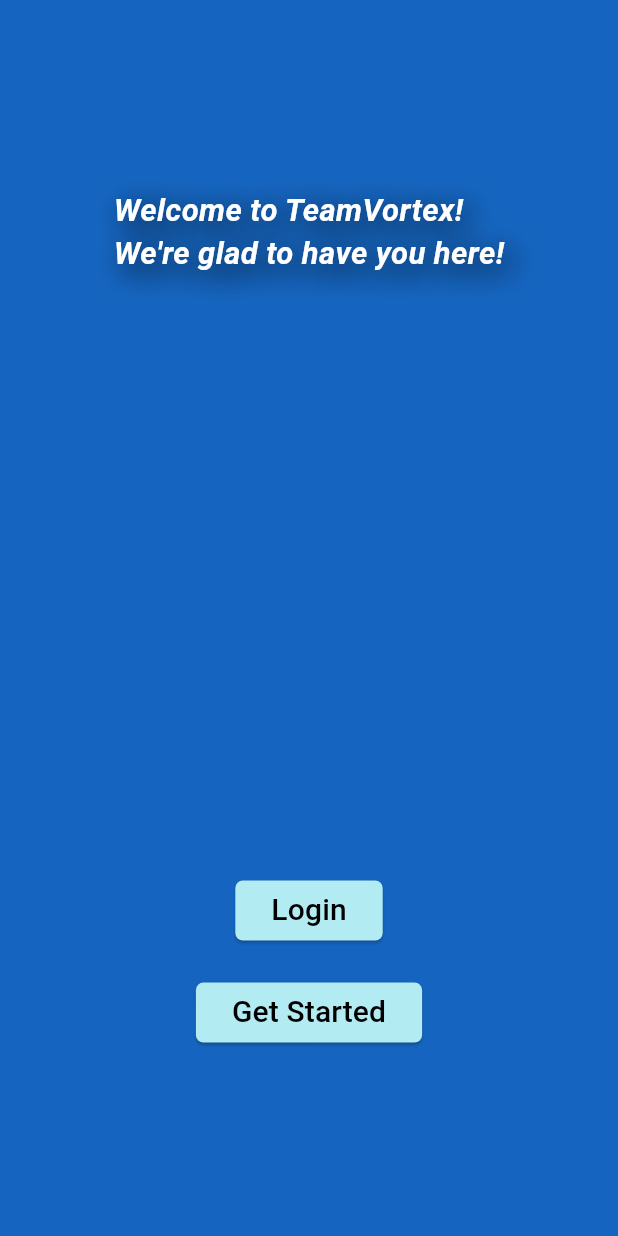
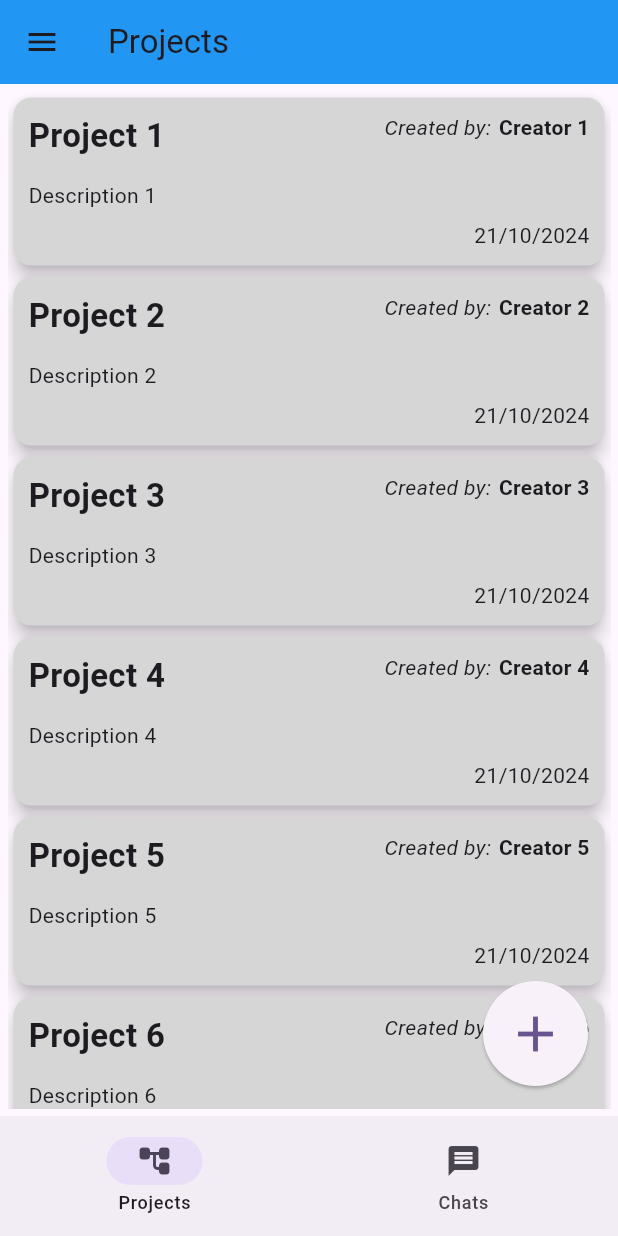
Before and after one commit to aleleotta/TeamVortex, a Flutter app: the screen it shows after launch, on a phone screen of 412 x 824 dp. Run offline on Flutter 3.47's test engine with Material 3 defaults, Android fonts, the phone set to English and light mode, and no system bars; our stand-ins replace cloud_firestore, firebase_auth, firebase_core; accounts and stored records are empty.

Commit message:
Changes: - HomePage has been changed to ProjectsPage. - Temporary static cards have been added into the ListView. - NavigationBar has been implemented. - Logout has been implemented (Still work in progress) - ProjectsViewModel created.

```diff
--- a/lib/main.dart
+++ b/lib/main.dart
@@ -3,7 +3,8 @@
 import 'package:provider/provider.dart';
 import 'package:teamvortex/firebase_options.dart';
 import 'package:teamvortex/viewmodels/login_register_vm.dart';
-import 'package:teamvortex/views/home_page.dart';
+import 'package:teamvortex/viewmodels/projects_vm.dart';
+import 'package:teamvortex/views/projects_page.dart';
 import 'package:teamvortex/views/login_page.dart';
 import 'package:teamvortex/views/register_page.dart';
 import 'package:teamvortex/views/welcome_page.dart';
@@ -23,6 +24,7 @@
     return MultiProvider(
       providers: [
         ChangeNotifierProvider(create: (context) => LoginRegisterViewModel()),
+        ChangeNotifierProvider(create: (context) => ProjectsViewModel()),
       ],
       child: MaterialApp(
       title: 'Flutter Demo',
@@ -30,12 +32,13 @@
         colorScheme: ColorScheme.fromSeed(seedColor: Colors.deepPurple),
         useMaterial3: true,
       ),
-      home: const WelcomePage(),
+      //home: const WelcomePage(),
+      home: const ProjectsPage(), //TEST
 
       // View router for navigation
       routes: {
         "/welcomeView": (context) => const WelcomePage(),
-        "/homeView": (context) => const HomePage(),
+        "/projectsView": (context) => const ProjectsPage(),
         "/loginView": (context) => LoginPage(),
         "/registerView": (context) => RegisterPage(),
       },
--- /dev/null
+++ b/lib/models/entities/Project.dart
@@ -0,0 +1,38 @@
+// ignore_for_file: file_names
+
+class Project {
+  // Attributes
+  String _docId = "";
+  String _title = "";
+  String _description = "";
+  String _creatorRef = "";
+  String _creatorUsername = "";
+  DateTime _creationDate = DateTime.now();
+
+  // Getters
+  String get docId => _docId;
+  String get title => _title;
+  String get description => _description;
+  String get creatorRef => _creatorRef;
+  String get creatorUsername => _creatorUsername;
+  DateTime get creationDate => _creationDate;
+
+  // Setters
+  set title(String title) {
+    if (title.length >= 3) {
+      _title = title;
+    }
+  }
+  set description(String description) => _description = description;
+
+  // Constructors
+  Project({String docId = "", required String title, String description = "", required creatorRef, required creatorUsername, required creationDate}) {
+    _docId = docId;
+    if (title.length >= 3) {
+      _title = title;
+    }
+    _description = description;
+    _creatorRef = creatorRef;
+    _creationDate = creationDate;
+  }
+}
--- /dev/null
+++ b/lib/models/services/firestore_extensions/firestore_projects.dart
@@ -0,0 +1,46 @@
+import 'package:cloud_firestore/cloud_firestore.dart';
+import 'package:teamvortex/models/entities/Project.dart';
+
+class FirestoreProjects {
+  final FirebaseFirestore _firestore = FirebaseFirestore.instance;
+
+  Future<int> createProject(Project project) async {
+    int statusCode = 0;
+    try {
+      await _firestore.collection("projects").add({
+        "title": project.title,
+        "description": project.description,
+        "creatorRef": project.creatorRef,
+        "creationDate": project.creationDate
+      });
+    }
+    catch (err) {
+      statusCode = -1;
+    }
+    return statusCode;
+  }
+
+  Future<List<Project>> getProjects() async {
+    List<Project> projects = [];
+    QuerySnapshot<Map<String, dynamic>>? querySnapshot;
+    try {
+      querySnapshot = await _firestore.collection("projects").get();
+      for (var doc in querySnapshot.docs) {
+        projects.add(
+          Project(
+            docId: doc.id,
+            title: doc.data()["title"],
+            description: doc.data()["description"],
+            creatorRef: doc.data()["creatorRef"],
+            creatorUsername: doc.data()["creatorUsername"],
+            creationDate: doc.data()["creationDate"],
+          )
+        );
+      }
+    }
+    catch (err) {
+      return [];
+    }
+    return projects;
+  }
+}
--- /dev/null
+++ b/lib/viewmodels/projects_vm.dart
@@ -0,0 +1,37 @@
+import 'package:flutter/material.dart';
+import 'package:teamvortex/models/entities/Project.dart';
+import 'package:teamvortex/models/services/firestore_extensions/firestore_projects.dart';
+
+class ProjectsViewModel extends ChangeNotifier {
+  List<Project> _projects = [];
+  bool _showAddButton = true;
+
+  List<Project> get projects => _projects;
+  bool get showAddButton => _showAddButton;
+
+  set showAddButton(bool value) {
+    _showAddButton = value;
+    notifyListeners();
+  }
+
+  Future<List<Project>?> getProjects() async {
+    List<Project> projects = [];
+    try {
+      projects = await FirestoreProjects().getProjects();
+    } catch (err) {
+      return null;
+    }
+    return projects;
+  }
+
+  Future<int> createProject(Project project) async {
+    int statusCode = 0;
+    try {
+      statusCode = await FirestoreProjects().createProject(project);
+    } catch (err) {
+      statusCode = -1;
+      return statusCode;
+    }
+    return statusCode;
+  }
+}
--- a/lib/views/login_page.dart
+++ b/lib/views/login_page.dart
@@ -55,7 +55,7 @@
                 ),
               ]
             ),
-                const SizedBox(height: 40),
+                const SizedBox(height: 20),
                 errorMessage(context.watch<LoginRegisterViewModel>().errorString), //The error string value comes from the provider.
                 const SizedBox(height: 20),
                 ElevatedButton(
@@ -64,7 +64,7 @@
                       _usernameEmailController.text, _passwordController.text
                     ).then((resultCode) {
                       if (resultCode == 0) {
-                        Navigator.pushNamed(context, "/homeView");
+                        Navigator.pushNamed(context, "/projectsView");
                       }
                     });
                   },
--- /dev/null
+++ b/lib/views/projects_page.dart
@@ -0,0 +1,70 @@
+import 'package:flutter/material.dart';
+import 'package:provider/provider.dart';
+import 'package:teamvortex/viewmodels/projects_vm.dart';
+import 'package:teamvortex/views/widgets/inputs.dart';
+
+class ProjectsPage extends StatelessWidget {
+  const ProjectsPage({super.key});
+
+  @override
+  Widget build(BuildContext context) {
+    return Scaffold(
+      body: LayoutBuilder(
+        builder: (context, constraints) {
+          return _projectsView(context, constraints.maxWidth, constraints.maxHeight);
+        },
+      ),
+    );
+  }
+
+  Widget _projectsView(BuildContext context, double screenWidth, double screenHeight) {
+    return Stack(
+      children: <Widget>[
+        Scaffold(
+          appBar: AppBar(
+            title: const Text("Projects"),
+            backgroundColor: Colors.blue,
+            automaticallyImplyLeading: true,
+          ),
+          drawer: drawerOptions(context),
+          body: Padding(
+            padding: const EdgeInsets.all(5),
+            child: Center(
+              child: ListView(
+                children: <Widget>[
+                  projectCard("Project 1", "Description 1", "Creator 1", DateTime.now().day, DateTime.now().month, DateTime.now().year),
+                  projectCard("Project 2", "Description 2", "Creator 2", DateTime.now().day, DateTime.now().month, DateTime.now().year),
+                  projectCard("Project 3", "Description 3", "Creator 3", DateTime.now().day, DateTime.now().month, DateTime.now().year),
+                  projectCard("Project 4", "Description 4", "Creator 4", DateTime.now().day, DateTime.now().month, DateTime.now().year),
+                  projectCard("Project 5", "Description 5", "Creator 5", DateTime.now().day, DateTime.now().month, DateTime.now().year),
+                  projectCard("Project 6", "Description 6", "Creator 6", DateTime.now().day, DateTime.now().month, DateTime.now().year),
+                  projectCard("Project 7", "Description 7", "Creator 7", DateTime.now().day, DateTime.now().month, DateTime.now().year),
+                  projectCard("Project 8", "Description 8", "Creator 8", DateTime.now().day, DateTime.now().month, DateTime.now().year),
+                ]
+              ),
+            )
+          ),
+          bottomNavigationBar: navigationBar(context),
+        ),
+        Visibility(
+          visible: context.watch<ProjectsViewModel>().showAddButton,
+          child: Positioned(
+            right: 20,
+            bottom: 100,
+            child: ElevatedButton(
+              onPressed: () {
+
+              },
+              style: ElevatedButton.styleFrom(
+                shape: const CircleBorder(),
+                padding: const EdgeInsets.all(15),
+              ),
+              child: const Icon(Icons.add, size: 40),
+            )
+          )
+        ),
+      ]
+    );
+  }
+
+}
--- a/lib/views/widgets/inputs.dart
+++ b/lib/views/widgets/inputs.dart
@@ -1,4 +1,5 @@
 import 'package:flutter/material.dart';
+import 'package:teamvortex/models/entities/Project.dart';
 
 Widget inputField(String? labelName, {bool isPassword = false, TextEditingController? controller, double maxWidth = 200}) {
   return SizedBox(
@@ -25,3 +26,112 @@
     ),
   );
 }
+
+Drawer drawerOptions(BuildContext context) {
+  return Drawer(
+    child: ListView(
+      children: [
+        ListTile(
+          title: const Text("Item 1"),
+          onTap: () {
+            // Handle item 1 tap
+          },
+        ),
+        ListTile(
+          title: const Text("Item 2"),
+          onTap: () {
+            // Handle item 2 tap
+          },
+        ),
+        ListTile(
+          title: const Text("Logout"),
+          onTap: () {
+            Navigator.pushReplacementNamed(context, "/welcomeView");
+          },
+        ),
+      ],
+    ),
+  );
+}
+
+NavigationBar navigationBar(BuildContext context) {
+  return NavigationBar(
+    destinations: const [
+      NavigationDestination(
+        icon: Icon(Icons.account_tree_rounded),
+        label: "Projects",
+      ),
+      NavigationDestination(
+        icon: Icon(Icons.message),
+        label: "Chats",
+      ),
+    ],
+    onDestinationSelected: (int index) {
+      if (index == 0) {
+        Navigator.pushReplacementNamed(context, "/projectsView");
+      } /*else if (index == 1) {
+        Navigator.pushReplacementNamed(context, "/chatsView");
+      }*/
+    },
+  );
+}
+
+Widget projectCard(String title, String description, String creatorRef, int day, int month, int year) {
+  return SizedBox(
+    height: 120,
+    child: Card(
+      color: Colors.grey[350],
+      elevation: 5,
+      child: Stack(
+        children: <Positioned>[
+          Positioned(
+            top: 10,
+            left: 10,
+            child: Text(
+              title,
+              style: const TextStyle(
+                fontSize: 22,
+                fontWeight: FontWeight.bold
+              ),
+            ),
+          ),
+          Positioned(
+            top: 55,
+            left: 10,
+            child: Text(
+              description
+            ),
+          ),
+          Positioned(
+            top: 10,
+            right: 10,
+            child: Row(
+              children: [
+                const Text(
+                  "Created by:",
+                  style: TextStyle(
+                    fontStyle: FontStyle.italic
+                  )
+                ),
+                const SizedBox(width: 5),
+                Text(
+                  creatorRef,
+                  style: const TextStyle(
+                    fontWeight: FontWeight.bold,
+                  ),
+                )
+              ]
+            ),
+          ),
+          Positioned(
+            bottom: 10,
+            right: 10,
+            child: Text(
+              "$day/$month/$year"
+            ),
+          ),
+        ],
+      )
+    ),
+  );
+}
--- a/pubspec.yaml
+++ b/pubspec.yaml
@@ -39,6 +39,7 @@
   firebase_auth: ^5.2.1
   provider: ^6.1.2
   cloud_firestore: ^5.4.4
+  device_info: ^2.0.3
 
 dev_dependencies:
   flutter_test:
```
Also changed, not shown: lib/models/services/firebase_auth_services.dart (+11 -3 lines), lib/views/home_page.dart (deleted, +0 -42 lines), lib/views/register_page.dart (+6 -5 lines), pubspec.lock.
